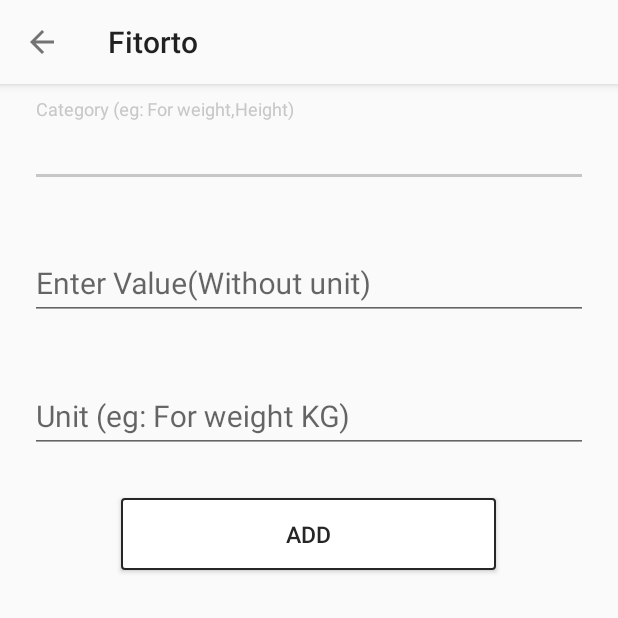
After one commit to ashwinicodetreasure/Fitorto, an Android app: the AddProgressCategory screen opened directly, with no data from a screen before it, on a phone screen of 412 x 824 dp, the top half of it. The commit adds this screen. Run offline under Robolectric (Android 15) with nearby library versions, the phone set to English and light mode, and no system bars.

Commit message:
Add progress Dialog added

```diff
--- /dev/null
+++ b/app/src/main/java/com/ct/fitorto/activity/AddProgressCategory.java
@@ -0,0 +1,128 @@
+package com.ct.fitorto.activity;
+
+import android.app.Activity;
+import android.content.Intent;
+import android.os.Bundle;
+import android.support.annotation.Nullable;
+import android.text.TextUtils;
+import android.view.View;
+import android.widget.Button;
+import android.widget.EditText;
+import android.widget.TextView;
+import android.widget.Toast;
+
+import com.ct.fitorto.R;
+import com.ct.fitorto.baseclass.BaseActivity;
+import com.ct.fitorto.model.JsonResponseFollow;
+import com.ct.fitorto.network.ApiClientMain;
+import com.ct.fitorto.preferences.PreferenceManager;
+import com.ct.fitorto.utils.ApplicationData;
+
+import retrofit2.Call;
+import retrofit2.Callback;
+import retrofit2.Response;
+
+/**
+ * Created by codetreasure on 8/19/16.
+ */
+public class AddProgressCategory extends BaseActivity implements View.OnClickListener {
+
+
+    private TextView edtCategory;
+    private EditText edtValue;
+    private TextView edtUnit;
+    private Button btnAdd;
+    private PreferenceManager manager;
+    private int position;
+
+    @Override
+    protected void onCreate(@Nullable Bundle savedInstanceState) {
+        super.onCreate(savedInstanceState);
+        setContentView(R.layout.activity_add_progress_category);
+        initToolbar(true);
+        initView();
+    }
+
+    private void initDataSet() {
+        edtCategory.setError(null);
+        edtUnit.setError(null);
+        edtValue.setError(null);
+
+        boolean cancel = false;
+        View focusView = null;
+
+
+        final String category = edtCategory.getText().toString();
+        final String unit = edtUnit.getText().toString();
+        final String value = edtValue.getText().toString();
+
+        if (TextUtils.isEmpty(category)) {
+            focusView = edtCategory;
+            cancel = true;
+            edtCategory.setError("Please add category");
+        }
+
+        if (TextUtils.isEmpty(unit)) {
+            focusView = edtUnit;
+            cancel = true;
+            edtUnit.setError("Please add unit");
+        }
+
+        if (TextUtils.isEmpty(value)) {
+            focusView = edtValue;
+            cancel = true;
+            edtValue.setError("Please add value");
+        }
+
+        if (cancel) {
+            if (focusView != null) {
+                focusView.requestFocus();
+            }
+        } else {
+            showProgressDialog("Please wait...", false);
+            String userId = manager.getPreferenceValues(manager.PREF_USER_UserId);
+            Call<JsonResponseFollow> call = ApiClientMain.getApiClient().addProgress(userId, category, value, unit);
+            call.enqueue(new Callback<JsonResponseFollow>() {
+                @Override
+                public void onResponse(Call<JsonResponseFollow> call, Response<JsonResponseFollow> response) {
+                    cancelProgressDialog();
+                    if (response.body() != null) {
+                        if (response.body().getStatus().equals("1")) {
+                            finishThis(category, value, unit);
+                            //sendResult(ApplicationData.REQUEST_CODE_PROGRESS, value, category, unit);
+                        }
+                    }
+                }
+
+                @Override
+                public void onFailure(Call<JsonResponseFollow> call, Throwable t) {
+                    cancelProgressDialog();
+                    Toast.makeText(AddProgressCategory.this, "Please try again", Toast.LENGTH_SHORT).show();
+                }
+            });
+        }
+    }
+
+    private void finishThis(String category, String value, String unit) {
+        Intent returnIntent = new Intent();
+        returnIntent.putExtra(ApplicationData.PROGRESS_CATEGORY, category);
+        returnIntent.putExtra(ApplicationData.PROGRESS_UNIT, unit);
+        returnIntent.putExtra(ApplicationData.PROGRESS_VALUE, value);
+        setResult(Activity.RESULT_OK, returnIntent);
+        finish();
+    }
+
+    private void initView() {
+        edtCategory = (TextView) findViewById(R.id.edtCategory);
+        edtValue = (EditText) findViewById(R.id.edtValue);
+        edtUnit = (TextView) findViewById(R.id.edtUnit);
+        btnAdd = (Button) findViewById(R.id.btnAdd);
+        btnAdd.setOnClickListener(this);
+        manager = new PreferenceManager(this);
+    }
+
+    @Override
+    public void onClick(View view) {
+        initDataSet();
+    }
+}
--- a/app/src/main/java/com/ct/fitorto/activity/CityActivity.java
+++ b/app/src/main/java/com/ct/fitorto/activity/CityActivity.java
@@ -6,12 +6,11 @@ import android.support.v4.content.IntentCompat;
 import android.support.v7.app.AppCompatActivity;
 import android.support.v7.widget.Toolbar;
 import android.text.TextUtils;
-import android.util.Log;
 import android.view.View;
 import android.widget.AdapterView;
 import android.widget.ListView;
 
-import com.ct.fitorto.CommonFunction;
+import com.ct.fitorto.utils.CommonFunction;
 import com.ct.fitorto.R;
 import com.ct.fitorto.adapter.CityAdapter;
 import com.ct.fitorto.model.City;
--- a/app/src/main/java/com/ct/fitorto/adapter/HistoryAdapter.java
+++ b/app/src/main/java/com/ct/fitorto/adapter/HistoryAdapter.java
@@ -5,7 +5,7 @@ import android.content.Context;
 import android.database.Cursor;
 import android.database.sqlite.SQLiteDatabase;
 
-import com.ct.fitorto.HistoryOpenHelper;
+import com.ct.fitorto.utils.HistoryOpenHelper;
 
 public class HistoryAdapter {
 	SQLiteDatabase database_ob;
--- a/app/src/main/java/com/ct/fitorto/utils/ApplicationData.java
+++ b/app/src/main/java/com/ct/fitorto/utils/ApplicationData.java
@@ -31,4 +31,5 @@ public class ApplicationData {
     public static final int REQUEST_CODE_PROGRESS = 248;
     public static final String POSITION = "position";
     public static final String PROGRESS_VALUE = "progress_value";
+    public static final int REQUEST_CODE_ADD_PROGRESS = 254;
 }
--- a/app/src/main/java/com/ct/fitorto/CommonFunction.java
+++ b/app/src/main/java/com/ct/fitorto/utils/CommonFunction.java
@@ -1,4 +1,4 @@
-package com.ct.fitorto;
+package com.ct.fitorto.utils;
 
 import android.app.Activity;
 import android.app.ProgressDialog;
--- a/app/src/main/java/com/ct/fitorto/HistoryOpenHelper.java
+++ b/app/src/main/java/com/ct/fitorto/utils/HistoryOpenHelper.java
@@ -1,4 +1,4 @@
-package com.ct.fitorto;
+package com.ct.fitorto.utils;
 
 import android.content.Context;
 import android.database.sqlite.SQLiteDatabase;
--- /dev/null
+++ b/app/src/main/res/layout/activity_add_progress_category.xml
@@ -0,0 +1,73 @@
+<?xml version="1.0" encoding="utf-8"?>
+<LinearLayout xmlns:android="http://schemas.android.com/apk/res/android"
+    xmlns:app="http://schemas.android.com/apk/res-auto"
+    android:layout_width="match_parent"
+    android:layout_height="match_parent"
+    android:orientation="vertical">
+
+    <android.support.v7.widget.Toolbar
+        android:id="@+id/toolbar"
+        android:layout_width="match_parent"
+        android:layout_height="?attr/actionBarSize"
+        android:background="?attr/colorPrimary"
+        android:elevation="4dp"
+        app:popupTheme="@style/AppTheme.PopupOverlay"
+        app:theme="@style/AppTheme.PopupOverlay" />
+
+    <android.support.design.widget.TextInputLayout
+        android:layout_width="match_parent"
+        android:layout_height="wrap_content"
+        android:layout_margin="@dimen/margin_small">
+
+        <EditText
+            android:id="@+id/edtCategory"
+            android:layout_width="match_parent"
+            android:layout_height="wrap_content"
+            android:layout_margin="@dimen/margin_small"
+            android:hint="Category (eg: For weight,Height)"
+            android:textColor="@color/colorText"
+            android:textSize="@dimen/text_size_large" />
+    </android.support.design.widget.TextInputLayout>
+
+    <android.support.design.widget.TextInputLayout
+        android:layout_width="match_parent"
+        android:layout_height="wrap_content"
+        android:layout_margin="@dimen/margin_small">
+
+        <EditText
+            android:id="@+id/edtValue"
+            android:layout_width="match_parent"
+            android:layout_height="wrap_content"
+            android:layout_margin="@dimen/margin_small"
+            android:hint="Enter Value(Without unit)"
+            android:textColor="@color/colorText"
+            android:textSize="@dimen/text_size_large" />
+    </android.support.design.widget.TextInputLayout>
+
+    <android.support.design.widget.TextInputLayout
+        android:layout_width="match_parent"
+        android:layout_height="wrap_content"
+        android:layout_margin="@dimen/margin_small">
+
+        <EditText
+            android:id="@+id/edtUnit"
+            android:layout_width="match_parent"
+            android:layout_height="wrap_content"
+            android:layout_margin="@dimen/margin_small"
+            android:hint="Unit (eg: For weight KG)"
+            android:textColor="@color/colorText"
+            android:textSize="@dimen/text_size_large" />
+    </android.support.design.widget.TextInputLayout>
+
+    <Button
+        android:id="@+id/btnAdd"
+        android:layout_width="250dp"
+        android:layout_height="wrap_content"
+        android:layout_gravity="center_horizontal"
+        android:layout_margin="@dimen/margin_small"
+        android:background="@drawable/checkinbtn"
+        android:text="ADD"
+        android:textColor="@color/colorText"
+        android:textSize="@dimen/text_size_medium" />
+
+</LinearLayout>
```
Also changed, not shown: app/src/main/AndroidManifest.xml (+6 -1 lines), app/src/main/java/com/ct/fitorto/activity/SearchActivity.java (+1 -8 lines), app/src/main/java/com/ct/fitorto/adapter/ProgressAdapter.java (+63 -8 lines), app/src/main/java/com/ct/fitorto/fragments/AboutFragment.java (+27 -2 lines), app/src/main/java/com/ct/fitorto/recycler_holder/CardHolder.java (deleted, +0 -42 lines), app/src/main/res/layout/my_progress_footer.xml (+10 -9 lines).
